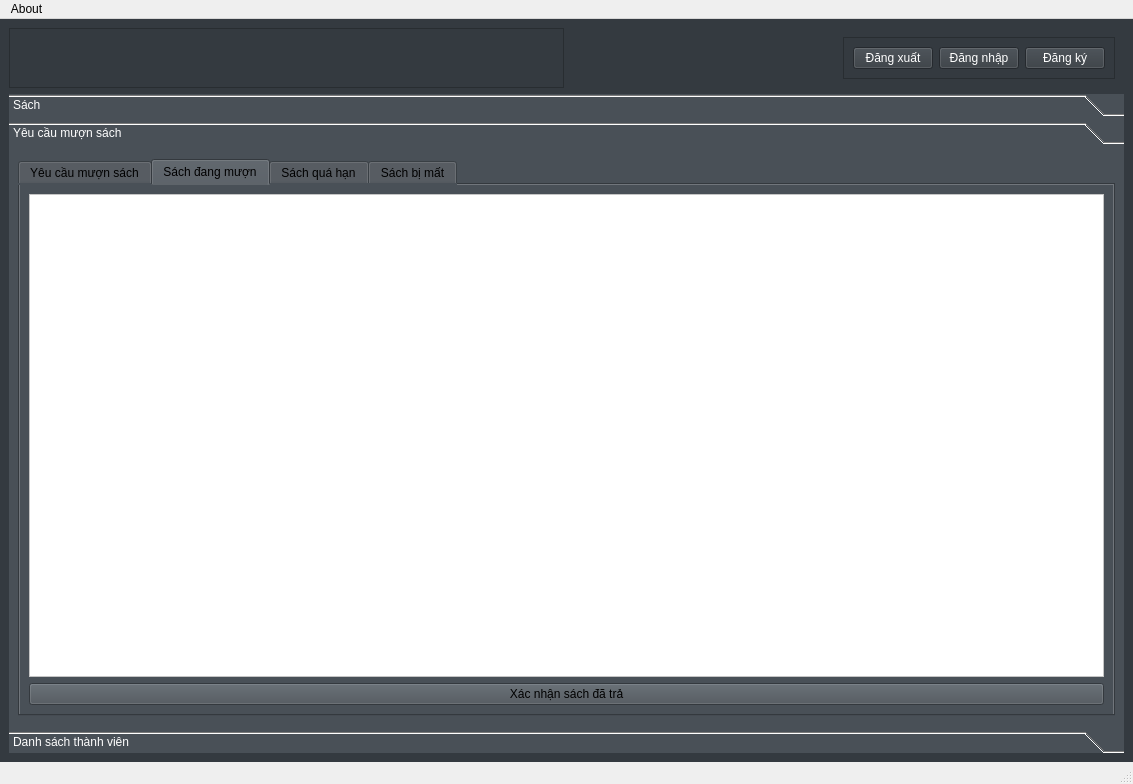
Old version of the form mainwindow.ui in the repository fantasyinferno/libpro.
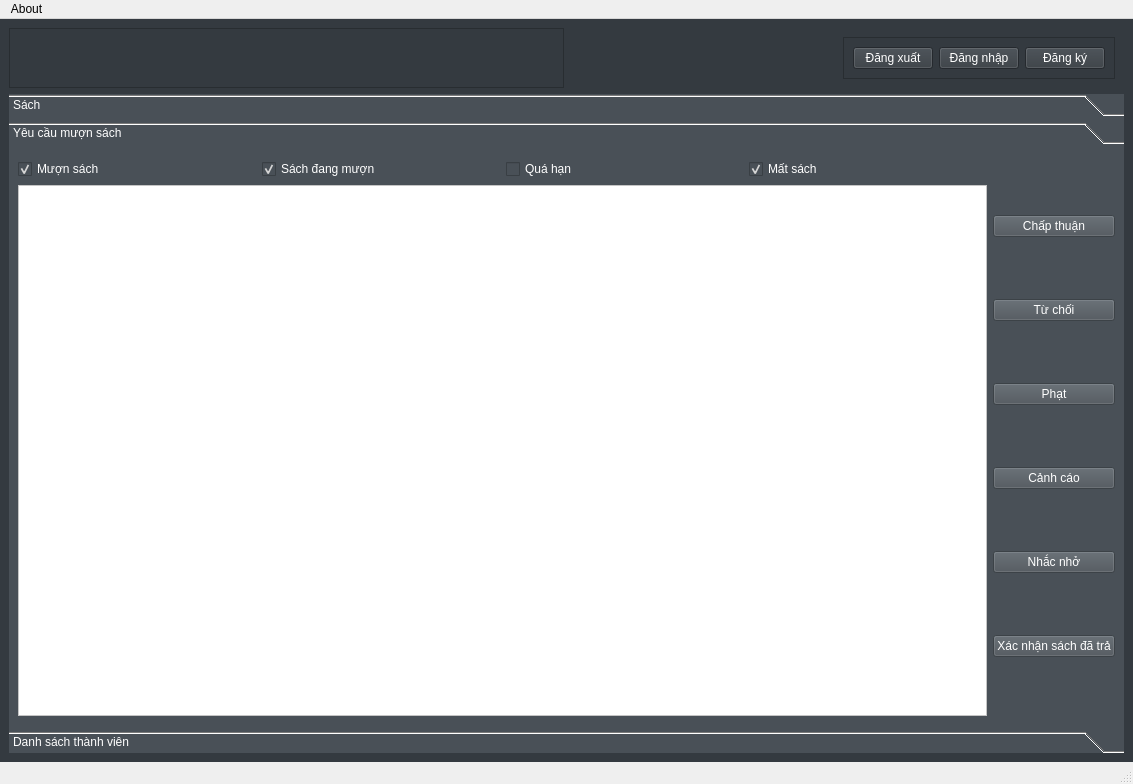
New version of the form. The open tabs and pages were chosen to show the change. Icons and pictures are not drawn.

What changed in the file:
```diff
--- a/mainwindow.ui
+++ b/mainwindow.ui
@@ -651,33 +651,72 @@
          <attribute name="label">
           <string>Yêu cầu mượn sách</string>
          </attribute>
-         <layout class="QVBoxLayout" name="verticalLayout_8">
+         <layout class="QVBoxLayout" name="verticalLayout_6">
           <item>
-           <widget class="QTabWidget" name="tabWidget">
+           <layout class="QHBoxLayout" name="horizontalLayout_8">
+            <item>
+             <layout class="QVBoxLayout" name="verticalLayout_5">
+              <item>
+               <layout class="QHBoxLayout" name="horizontalLayout">
+                <item>
+                 <widget class="QCheckBox" name="muonSachCheckbox">
+                  <property name="text">
+                   <string>Mượn sách</string>
+                  </property>
+                  <property name="checked">
+                   <bool>true</bool>
+                  </property>
+                 </widget>
+                </item>
+                <item>
+                 <widget class="QCheckBox" name="sachDangMuonCheckbox">
+                  <property name="text">
+                   <string>Sách đang mượn</string>
+                  </property>
+                  <property name="checked">
+                   <bool>true</bool>
+                  </property>
+                 </widget>
+                </item>
+                <item>
+                 <widget class="QCheckBox" name="quaHanCheckbox">
+                  <property name="text">
+                   <string>Quá hạn</string>
+                  </property>
+                 </widget>
+                </item>
+                <item>
+                 <widget class="QCheckBox" name="matSachCheckbox">
+                  <property name="text">
+                   <string>Mất sách</string>
+                  </property>
+                  <property name="checked">
+                   <bool>true</bool>
+                  </property>
+                 </widget>
+                </item>
+               </layout>
+              </item>
+              <item>
+               <widget class="QTableView" name="yeuCau">
             <property name="styleSheet">
-             <string notr="true">color: black;</string>
-            </property>
-            <property name="currentIndex">
-             <number>3</number>
-            </property>
-            <widget class="QWidget" name="tab_4">
-             <attribute name="title">
-              <string>Yêu cầu mượn sách</string>
-             </attribute>
-             <layout class="QVBoxLayout" name="verticalLayout_12">
+                 <string notr="true">background: white;
+color: black;</string>
+                </property>
+                <attribute name="horizontalHeaderStretchLastSection">
+                 <bool>true</bool>
+                </attribute>
+               </widget>
+              </item>
+             </layout>
+            </item>
               <item>
                <layout class="QVBoxLayout" name="verticalLayout_4">
                 <item>
-                 <widget class="QTableView" name="yeuCauMuonSach">
-                  <property name="styleSheet">
-                   <string notr="true">background: white;</string>
-                  </property>
-                 </widget>
-                </item>
-                <item>
-                 <layout class="QHBoxLayout" name="horizontalLayout_11">
-                  <item>
                    <widget class="QPushButton" name="chapThuanButton">
+                <property name="enabled">
+                 <bool>false</bool>
+                </property>
                     <property name="text">
                      <string>Chấp thuận</string>
                     </property>
@@ -685,60 +724,19 @@
                   </item>
                   <item>
                    <widget class="QPushButton" name="tuChoiButton">
+                <property name="enabled">
+                 <bool>false</bool>
+                </property>
                     <property name="text">
                      <string>Từ chối</string>
                     </property>
                    </widget>
                   </item>
-                 </layout>
-                </item>
-               </layout>
-              </item>
-             </layout>
-            </widget>
-            <widget class="QWidget" name="tab">
-             <attribute name="title">
-              <string>Sách đang mượn</string>
-             </attribute>
-             <layout class="QVBoxLayout" name="verticalLayout_16">
-              <item>
-               <layout class="QVBoxLayout" name="verticalLayout_15">
-                <item>
-                 <widget class="QTableView" name="sachDangMuon">
-                  <property name="styleSheet">
-                   <string notr="true">background: white;</string>
-                  </property>
-                 </widget>
-                </item>
-                <item>
-                 <widget class="QPushButton" name="xacNhanSachDaTraButton">
-                  <property name="text">
-                   <string>Xác nhận sách đã trả</string>
-                  </property>
-                 </widget>
-                </item>
-               </layout>
-              </item>
-             </layout>
-            </widget>
-            <widget class="QWidget" name="tab_5">
-             <attribute name="title">
-              <string>Sách quá hạn</string>
-             </attribute>
-             <layout class="QVBoxLayout" name="verticalLayout_13">
-              <item>
-               <layout class="QVBoxLayout" name="verticalLayout_5">
-                <item>
-                 <widget class="QTableView" name="sachQuaHan">
-                  <property name="styleSheet">
-                   <string notr="true">background: white;</string>
-                  </property>
-                 </widget>
-                </item>
-                <item>
-                 <layout class="QHBoxLayout" name="horizontalLayout_12">
                   <item>
                    <widget class="QPushButton" name="phatButton">
+                <property name="enabled">
+                 <bool>false</bool>
+                </property>
                     <property name="text">
                      <string>Phạt</string>
                     </property>
@@ -746,6 +744,9 @@
                   </item>
                   <item>
                    <widget class="QPushButton" name="canhCaoButton">
+                <property name="enabled">
+                 <bool>false</bool>
+                </property>
                     <property name="text">
                      <string>Cảnh cáo</string>
                     </property>
@@ -753,43 +754,27 @@
                   </item>
                   <item>
                    <widget class="QPushButton" name="nhacNhoButton">
+                <property name="enabled">
+                 <bool>false</bool>
+                </property>
                     <property name="text">
                      <string>Nhắc nhở</string>
                     </property>
                    </widget>
                   </item>
-                 </layout>
-                </item>
-               </layout>
-              </item>
-             </layout>
-            </widget>
-            <widget class="QWidget" name="tab_6">
-             <attribute name="title">
-              <string>Sách bị mất</string>
-             </attribute>
-             <layout class="QVBoxLayout" name="verticalLayout_14">
               <item>
-               <layout class="QVBoxLayout" name="verticalLayout_6">
-                <item>
-                 <widget class="QTableView" name="sachBiMat">
-                  <property name="styleSheet">
-                   <string notr="true">background: white;</string>
-                  </property>
-                 </widget>
-                </item>
-                <item>
-                 <widget class="QPushButton" name="phatButton2">
+               <widget class="QPushButton" name="xacNhanSachDaTraButton">
+                <property name="enabled">
+                 <bool>false</bool>
+                </property>
                   <property name="text">
-                   <string>Phạt</string>
+                 <string>Xác nhận sách đã trả</string>
                   </property>
                  </widget>
                 </item>
                </layout>
               </item>
              </layout>
-            </widget>
-           </widget>
           </item>
          </layout>
         </widget>
```
Lines whose indentation alone changed are shown as unchanged.
